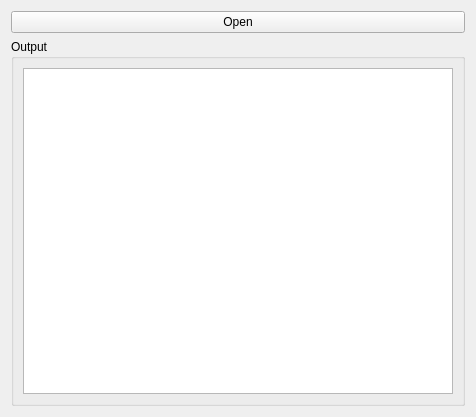
This is ui/pdf2txt.ui in gaazau/pdf2txt as Qt 5 draws it before an edit. The edited form follows.
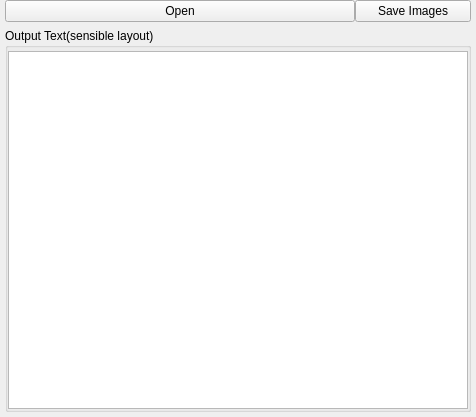
This is the edited form.

What changed in the file:
```diff
--- a/ui/pdf2txt.ui
+++ b/ui/pdf2txt.ui
@@ -14,10 +14,31 @@
    <string>pdf2txt</string>
   </property>
   <layout class="QVBoxLayout" name="verticalLayout_2">
+   <property name="leftMargin">
+    <number>5</number>
+   </property>
+   <property name="topMargin">
+    <number>0</number>
+   </property>
+   <property name="rightMargin">
+    <number>5</number>
+   </property>
+   <property name="bottomMargin">
+    <number>5</number>
+   </property>
    <item>
-    <layout class="QVBoxLayout" name="verticalLayout">
+    <layout class="QVBoxLayout" name="verticalLayout" stretch="0,0">
+     <property name="leftMargin">
+      <number>0</number>
+     </property>
+     <property name="topMargin">
+      <number>0</number>
+     </property>
+     <property name="rightMargin">
+      <number>0</number>
+     </property>
      <item>
-      <layout class="QHBoxLayout" name="horizontalLayout" stretch="3">
+      <layout class="QHBoxLayout" name="horizontalLayout" stretch="3,1">
        <property name="spacing">
         <number>0</number>
        </property>
@@ -28,14 +49,33 @@
          </property>
         </widget>
        </item>
+       <item>
+        <widget class="QPushButton" name="saveImageBtn">
+         <property name="text">
+          <string>Save Images</string>
+         </property>
+        </widget>
+       </item>
       </layout>
      </item>
      <item>
       <widget class="QGroupBox" name="groupBox">
        <property name="title">
-        <string>Output</string>
+        <string>Output Text(sensible layout)</string>
        </property>
        <layout class="QVBoxLayout" name="verticalLayout_3">
+        <property name="leftMargin">
+         <number>0</number>
+        </property>
+        <property name="topMargin">
+         <number>3</number>
+        </property>
+        <property name="rightMargin">
+         <number>0</number>
+        </property>
+        <property name="bottomMargin">
+         <number>0</number>
+        </property>
         <item>
          <widget class="QTextEdit" name="outPutText">
           <property name="readOnly">
```
